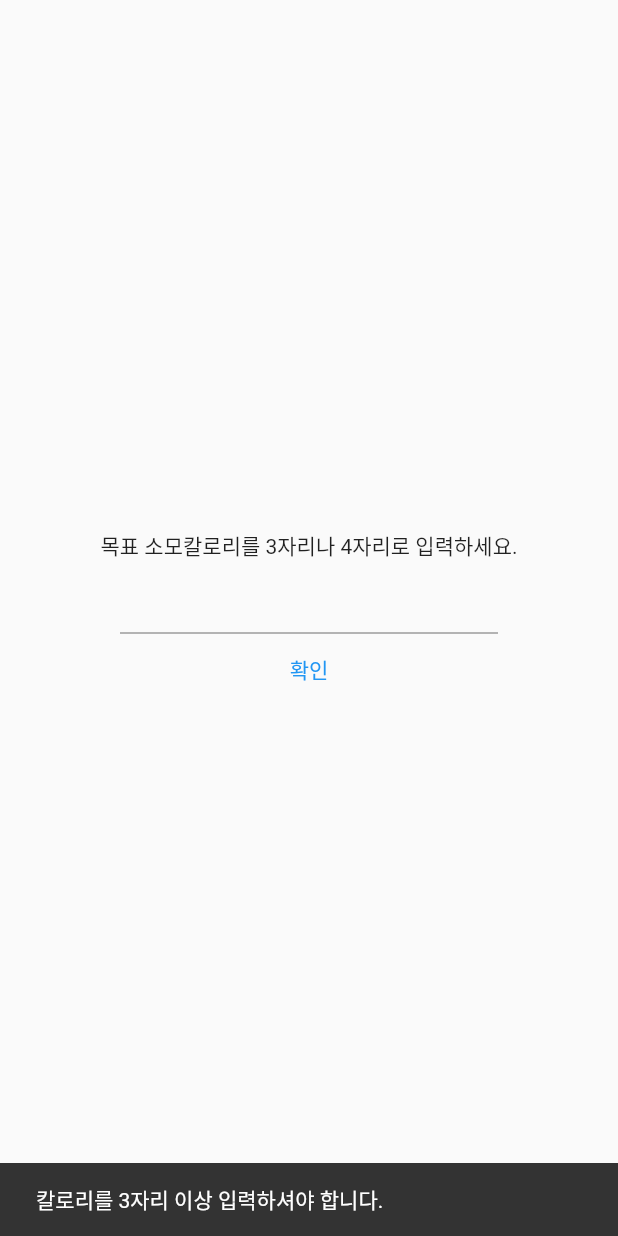
After one commit to letmebelazy/design_patterns_flutter, a Flutter app: the CaloriesCalculator screen opened directly, after a tap on "확인", on a phone screen of 412 x 824 dp. The commit adds this screen. Run offline on Flutter 3.47's test engine with Material 2 defaults, Android fonts, the light colour scheme and no system bars.

Commit message:
전략패턴 및 상태패턴

```diff
--- /dev/null
+++ b/lib/strategy_and_state/person.dart
@@ -0,0 +1,27 @@
+import 'package:design_patterns_flutter/strategy_and_state/state/diet_done.dart';
+import 'package:design_patterns_flutter/strategy_and_state/state/diet_state.dart';
+import 'package:design_patterns_flutter/strategy_and_state/state/need_more_diet.dart';
+import 'package:design_patterns_flutter/strategy_and_state/strategy/exercise.dart';
+import 'package:design_patterns_flutter/strategy_and_state/strategy/no_exercise.dart';
+
+class Person {
+  late DietState needMore;
+  late DietState done;
+  int leftCalorie;
+  Exercise exercise = NoExercise();
+  late DietState currentState;
+
+  Person({required this.leftCalorie}) {
+    needMore = NeedMoreDiet(person: this);
+    done = DietDone(person: this);
+    currentState = needMore;
+  }
+
+  void changeState(DietState state) {
+    this.currentState = state;
+  }
+
+  void chooseExercise(Exercise exercise) {
+    this.exercise = exercise;
+  }
+}
--- /dev/null
+++ b/lib/strategy_and_state/state/diet_done.dart
@@ -0,0 +1,21 @@
+import 'package:design_patterns_flutter/strategy_and_state/person.dart';
+import 'package:design_patterns_flutter/strategy_and_state/state/diet_state.dart';
+import 'package:design_patterns_flutter/strategy_and_state/state/need_more_diet.dart';
+
+class DietDone implements DietState {
+  final Person person;
+
+  DietDone({required this.person});
+
+  @override
+  String getCurrentState() {
+    return '다이어트 끝';
+  }
+
+  @override
+  void changeState() {
+    person.changeState(
+      NeedMoreDiet(person: person),
+    );
+  }
+}
--- /dev/null
+++ b/lib/strategy_and_state/state/diet_state.dart
@@ -0,0 +1,6 @@
+import 'package:design_patterns_flutter/strategy_and_state/person.dart';
+
+abstract class DietState {
+  void changeState();
+  String getCurrentState();
+}
--- /dev/null
+++ b/lib/strategy_and_state/state/need_more_diet.dart
@@ -0,0 +1,21 @@
+import 'package:design_patterns_flutter/strategy_and_state/person.dart';
+import 'package:design_patterns_flutter/strategy_and_state/state/diet_done.dart';
+import 'package:design_patterns_flutter/strategy_and_state/state/diet_state.dart';
+
+class NeedMoreDiet implements DietState {
+  Person person;
+
+  NeedMoreDiet({required this.person});
+
+  @override
+  String getCurrentState() {
+    return '운동 더 하자';
+  }
+
+  @override
+  void changeState() {
+    person.changeState(
+      DietDone(person: person),
+    );
+  }
+}
--- /dev/null
+++ b/lib/strategy_and_state/strategy/exercise.dart
@@ -0,0 +1,4 @@
+abstract class Exercise {
+  int getBurnedCalories();
+  String exercise();
+}
--- /dev/null
+++ b/lib/strategy_and_state/strategy/no_exercise.dart
@@ -0,0 +1,13 @@
+import 'package:design_patterns_flutter/strategy_and_state/strategy/exercise.dart';
+
+class NoExercise implements Exercise {
+  @override
+  int getBurnedCalories() {
+    return 0;
+  }
+
+  @override
+  String exercise() {
+    return '숨쉬기 운동..';
+  }
+}
--- /dev/null
+++ b/lib/strategy_and_state/views/calories_calculator.dart
@@ -0,0 +1,71 @@
+import 'package:design_patterns_flutter/strategy_and_state/person.dart';
+import 'package:design_patterns_flutter/strategy_and_state/views/detail_page.dart';
+import 'package:flutter/material.dart';
+
+class CaloriesCalculator extends StatelessWidget {
+  String calories = '0';
+
+  @override
+  Widget build(BuildContext context) {
+    return Scaffold(
+        body: Column(
+      mainAxisAlignment: MainAxisAlignment.center,
+      crossAxisAlignment: CrossAxisAlignment.center,
+      children: [
+        Text('목표 소모칼로리를 3자리나 4자리로 입력하세요.'),
+        Padding(
+          padding: const EdgeInsets.symmetric(horizontal: 80.0),
+          child: TextField(
+            keyboardType: TextInputType.number,
+            textAlign: TextAlign.right,
+            onChanged: (value) {
+              calories = value;
+            },
+          ),
+        ),
+        TextButton(
+          onPressed: () {
+            int? parsedCalories = int.tryParse(calories);
+            if (parsedCalories == null) {
+              ScaffoldMessenger.of(context).showSnackBar(
+                SnackBar(
+                  content: Text('숫자만 입력하세요.'),
+                ),
+              );
+              return;
+            }
+
+            if (calories.length > 4) {
+              ScaffoldMessenger.of(context).showSnackBar(
+                SnackBar(
+                  content: Text('칼로리는 4자리까지 입력하셔야 합니다.'),
+                ),
+              );
+              return;
+            }
+
+            if (calories.length < 2) {
+              ScaffoldMessenger.of(context).showSnackBar(
+                SnackBar(
+                  content: Text('칼로리를 3자리 이상 입력하셔야 합니다.'),
+                ),
+              );
+              return;
+            }
+
+            Navigator.of(context).push(
+              MaterialPageRoute(
+                builder: (_) => DetailPage(
+                  person: Person(
+                    leftCalorie: parsedCalories,
+                  ),
+                ),
+              ),
+            );
+          },
+          child: Text('확인'),
+        ),
+      ],
+    ));
+  }
+}
--- a/lib/template_method_and_composite/composite_models/menu_category.dart
+++ b/lib/template_method_and_composite/composite_models/menu_category.dart
@@ -55,6 +55,7 @@ class __CustomExpansionTileState extends State<_CustomExpansionTile> {
     for (int i = 0; i < widget.depthCount; i++) {
       depthSpaces += '  ';
     }
+
     return ExpansionTile(
       initiallyExpanded: true,
       title: Text(
```
Also changed, not shown: lib/main.dart (+5 -5 lines), lib/strategy_and_state/strategy/boxing.dart (added, +13 -0 lines), lib/strategy_and_state/strategy/running.dart (added, +13 -0 lines), lib/strategy_and_state/strategy/swimming.dart (added, +13 -0 lines), lib/strategy_and_state/views/detail_page.dart (added, +159 -0 lines), lib/strategy_and_state/views/exercise_page.dart (added, +33 -0 lines).
